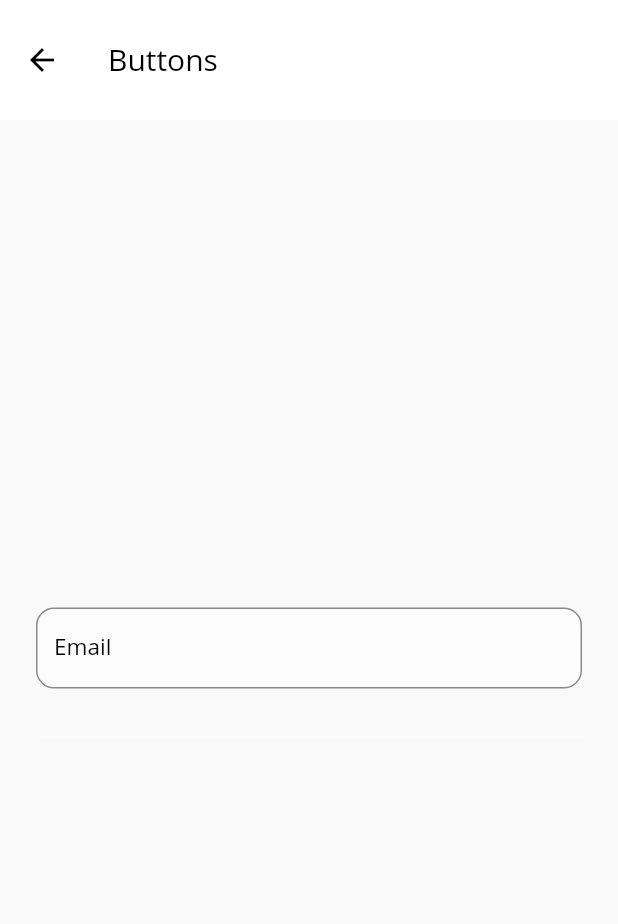
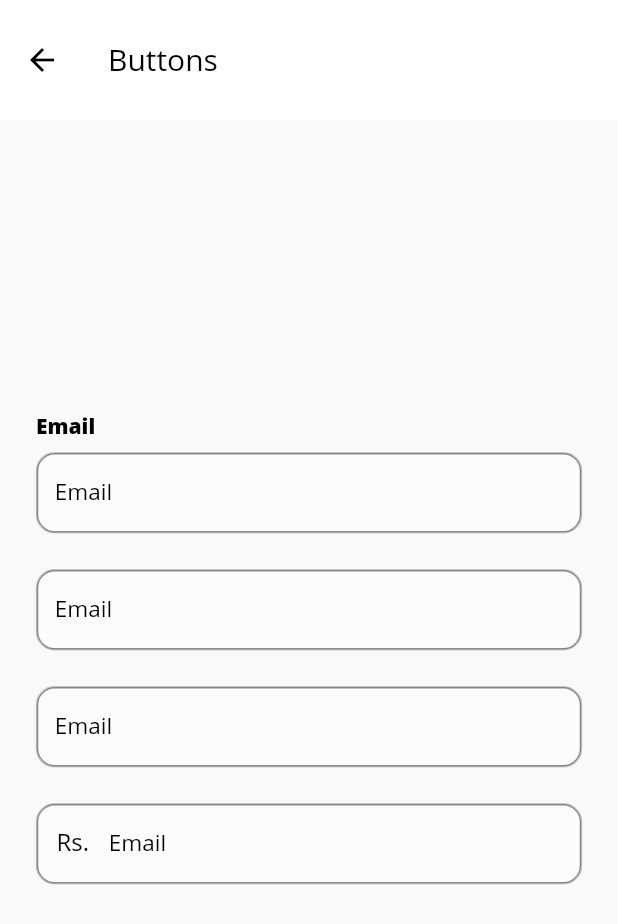
Before and after one commit to SriTel/SriTel-Mobile-Client, a Flutter app: the screen it shows after launch, after a tap on "Input Fields", on a phone screen of 412 x 824 dp. Shown: the top 924 px of the screen. Run offline on Flutter 3.47's test engine with Material 2 defaults, Android fonts, the phone set to English and light mode, and no system bars; our stand-ins replace flutter_animate, flutter_svg, get, getwidget, shared_preferences; Roboto replaces fonts that are missing (Open Sans).

```diff
--- a/lib/screens/components_screen.dart
+++ b/lib/screens/components_screen.dart
@@ -1,12 +1,12 @@
 import 'package:SriTel/screens/buttons_screen.dart';
-import 'package:SriTel/screens/input_feild_screen.dart';
+import 'package:SriTel/screens/cards_screen.dart';
+import 'package:SriTel/screens/chat_widget_screen.dart';
+import 'package:SriTel/screens/input_field_screen.dart';
 import 'package:SriTel/services/auth_service.dart';
 import 'package:SriTel/theme/colors.dart';
+import 'package:SriTel/widgets/button.dart';
 import 'package:flutter/material.dart';
 import 'package:get/get.dart';
-
-import '../widgets/button.dart';
-import 'cards_screen.dart';
 
 class ComponentsScreen extends StatelessWidget {
   const ComponentsScreen({super.key});
@@ -17,8 +17,8 @@ class ComponentsScreen extends StatelessWidget {
     return Scaffold(
       // Use Obx(()=> to update Text() whenever count is changed.
       appBar: AppBar(
-        title: Text("SriTel App Components"),
-        leading: SizedBox(),
+        title: const Text("SriTel App Components"),
+        leading: const SizedBox(),
       ),
       backgroundColor: SriTelColor.bgColor,
       // Replace the 8 lines Navigator.push by a simple Get.to(). You don't need context
@@ -49,6 +49,12 @@ class ComponentsScreen extends StatelessWidget {
                   buttonText: "Input Fields",
                   onPressed: () => Get.to(() => InputScreen())),
               const SizedBox(height: 24),
+              Button(
+                  rightIcon: const Icon(Icons.arrow_forward_ios),
+                  type: ButtonType.primary,
+                  buttonText: "Chat Fields",
+                  onPressed: () => Get.to(() => const ChatWidgetScreen())),
+              const SizedBox(height: 24),
               // Button(
               //     rightIcon: const Icon(Icons.arrow_forward_ios),
               //     type: ButtonType.primaryColor,
--- a/lib/screens/input_feild_screen.dart
+++ b/lib/screens/input_field_screen.dart
@@ -27,6 +27,25 @@ class InputScreen extends StatelessWidget {
               controller: emailController,
             ),
             const SizedBox(height: 24),
+            InputField(
+              labelText: 'Email',
+              controller: emailController,
+              type: InputType.floatingTitle,
+            ),
+            const SizedBox(height: 24),
+            InputField(
+              labelText: 'Email',
+              controller: emailController,
+              type: InputType.noTitle,
+            ),
+            const SizedBox(height: 24),
+            InputField(
+              leadingIcon: const Icon(Icons.attach_money),
+              labelText: 'Email',
+              controller: emailController,
+              type: InputType.noTitle,
+            ),
+            const SizedBox(height: 24),
             Divider(
               color: SriTelColor.white.withOpacity(0.3),
               thickness: 1,
--- a/lib/widgets/input_field.dart
+++ b/lib/widgets/input_field.dart
@@ -1,7 +1,10 @@
 import 'package:SriTel/theme/colors.dart';
 import 'package:flutter/material.dart';
 
+enum InputType { floatingTitle, separateTitle, noTitle}
+
 class InputField extends StatelessWidget {
+  final InputType type;
   final Icon? leadingIcon;
   final Color color;
   final double height;
@@ -15,6 +18,7 @@ class InputField extends StatelessWidget {
     super.key,
     required this.labelText,
     required this.controller,
+    this.type = InputType.separateTitle,
     this.leadingIcon,
     this.color = SriTelColor.titleTextColor,
     this.height = 54,
@@ -25,11 +29,31 @@ class InputField extends StatelessWidget {
 
   @override
   Widget build(BuildContext context) {
-    return Container(
+    return Column(
+      crossAxisAlignment: CrossAxisAlignment.start,
+      children: [
+        if(type == InputType.separateTitle)
+          Text(
+          labelText,
+          style: const TextStyle(
+            color: SriTelColor.titleTextColor,
+            fontSize: 14,
+            fontWeight: FontWeight.w800,
+          ),
+        ),
+        if(type == InputType.separateTitle)
+          const SizedBox(
+          height: 8,
+        ),
+        Container(
           height: height,
           decoration: BoxDecoration(
             borderRadius: BorderRadius.circular(12),
             color: SriTelColor.lighterWhite,
+            border: Border.all(
+              color: SriTelColor.grey,
+              width: 0.5
+            )
           ),
           child: TextField(
             onChanged: onChanged != null ? (value) => onChanged!(value) : null,
@@ -42,13 +66,17 @@ class InputField extends StatelessWidget {
             decoration: InputDecoration(
               fillColor: fillColor,
               prefixIcon: leadingIcon != null
-              ? Icon(
-            leadingIcon?.icon,
+                  ? Text(
+                    '\nRs.',
+                    style: TextStyle(
                       color: color,
-                  size: 22,
+                      fontSize: 16,
+                      height: 1
+                    ),
+                    textAlign: TextAlign.center,
                   )
                   : null,
-          floatingLabelBehavior: FloatingLabelBehavior.auto,
+              floatingLabelBehavior: type == InputType.floatingTitle ? FloatingLabelBehavior.auto : FloatingLabelBehavior.never,
               floatingLabelStyle: const TextStyle(
                   color: SriTelColor.lighterWhite,
                   fontWeight: FontWeight.bold,
@@ -64,6 +92,8 @@ class InputField extends StatelessWidget {
               hintStyle: const TextStyle(color: SriTelColor.lightWhite),
             ),
           ),
+        ),
+      ],
     );
   }
 }
--- a/pubspec.yaml
+++ b/pubspec.yaml
@@ -48,6 +48,7 @@ dependencies:
   http: ^1.1.0
   intl: ^0.18.1
   flutter_animate: ^4.2.0+1
+  getwidget: ^4.0.0
 
 dev_dependencies:
   flutter_test:
```
Also changed, not shown: lib/screens/cards_screen.dart (+29 -1 lines), lib/screens/chat_widget_screen.dart (added, +42 -0 lines), lib/widgets/ChatText.dart (added, +63 -0 lines), lib/widgets/bill_widget.dart (added, +139 -0 lines), lib/widgets/toggable_widget.dart (added, +42 -0 lines), lib/widgets/tune_widget.dart (added, +47 -0 lines), assets/icons/music.svg (added), pubspec.lock. Lines whose indentation alone changed are shown as unchanged.
